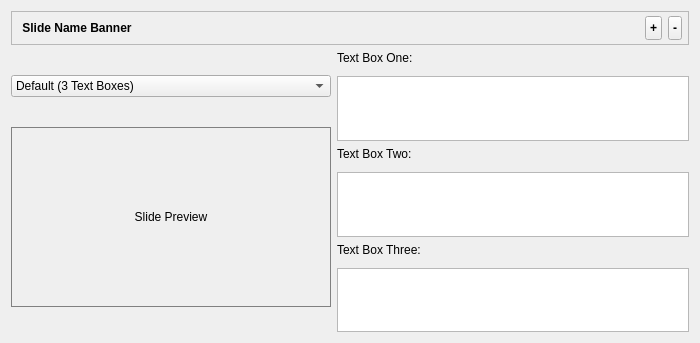
This is windows/slide_editor_item.ui in Strodow/Plucky as Qt 5 draws it before an edit. The edited form follows.
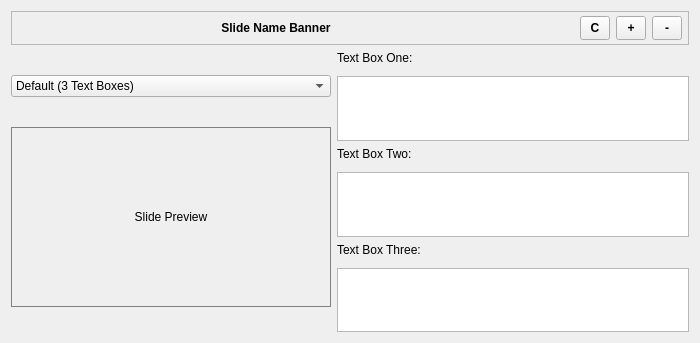
This is the edited form.

Commit message: Main Section Editor working

What changed in the file:
```diff
--- a/windows/slide_editor_item.ui
+++ b/windows/slide_editor_item.ui
@@ -55,6 +55,12 @@
       </property>
       <item>
        <widget class="QLabel" name="slide_name_banner_label">
+        <property name="sizePolicy">
+         <sizepolicy hsizetype="Expanding" vsizetype="Preferred">
+          <horstretch>1</horstretch> <!-- Give it some stretch priority -->
+          <verstretch>0</verstretch>
+         </sizepolicy>
+        </property>
         <property name="styleSheet">
          <string notr="true">font-weight: bold;</string>
         </property>
@@ -79,11 +85,36 @@
         </property>
        </spacer>
       </item>
+      <item>
+       <widget class="QPushButton" name="banner_color_picker_button">
+        <property name="minimumSize">
+         <size>
+          <width>30</width>
+          <height>0</height>
+         </size>
+        </property>
+        <property name="maximumSize">
+         <size>
+          <width>30</width>
+          <height>16777215</height>
+         </size>
+        </property>
+        <property name="text">
+         <string>C</string> <!-- "C" for Color, or use an icon -->
+        </property>
+       </widget>
+      </item>
       <item>
        <widget class="QPushButton" name="plus_button">
+        <property name="minimumSize">
+         <size>
+          <width>30</width>
+          <height>0</height>
+         </size>
+        </property>
         <property name="maximumSize">
          <size>
-          <width>25</width>
+          <width>30</width>
           <height>16777215</height>
          </size>
         </property>
@@ -94,9 +125,15 @@
       </item>
       <item>
        <widget class="QPushButton" name="minus_button">
+        <property name="minimumSize">
+         <size>
+          <width>30</width>
+          <height>0</height>
+         </size>
+        </property>
         <property name="maximumSize">
          <size>
-          <width>25</width>
+          <width>30</width>
           <height>16777215</height>
          </size>
         </property>
```
The commit also changes 14 other files.
